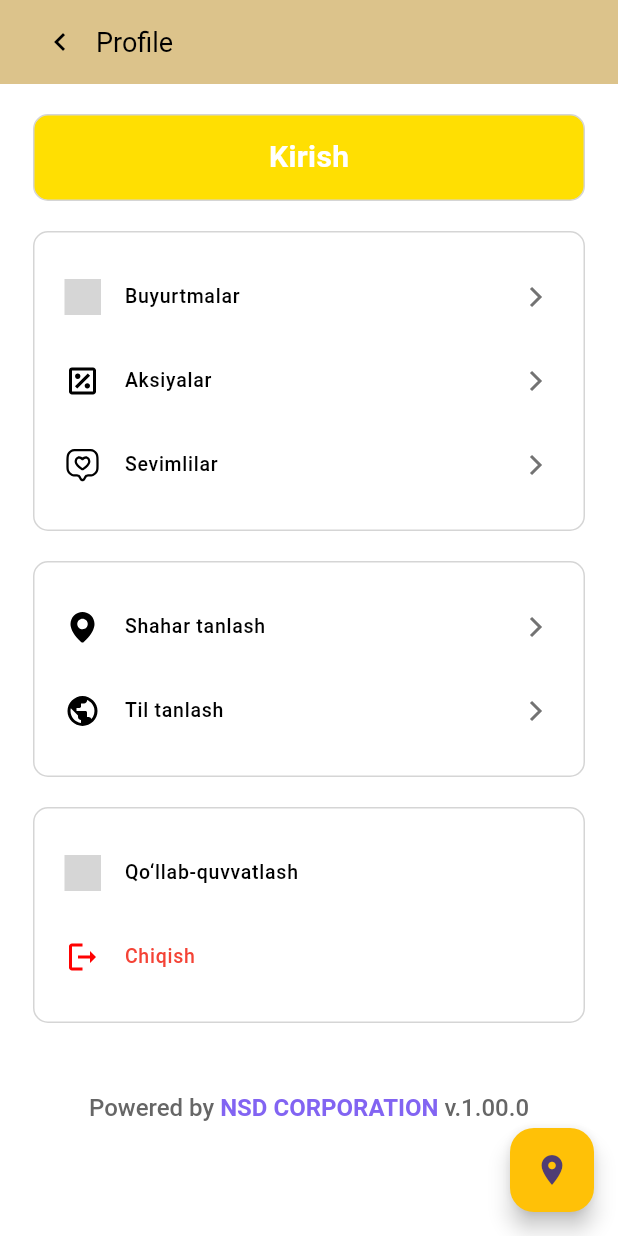
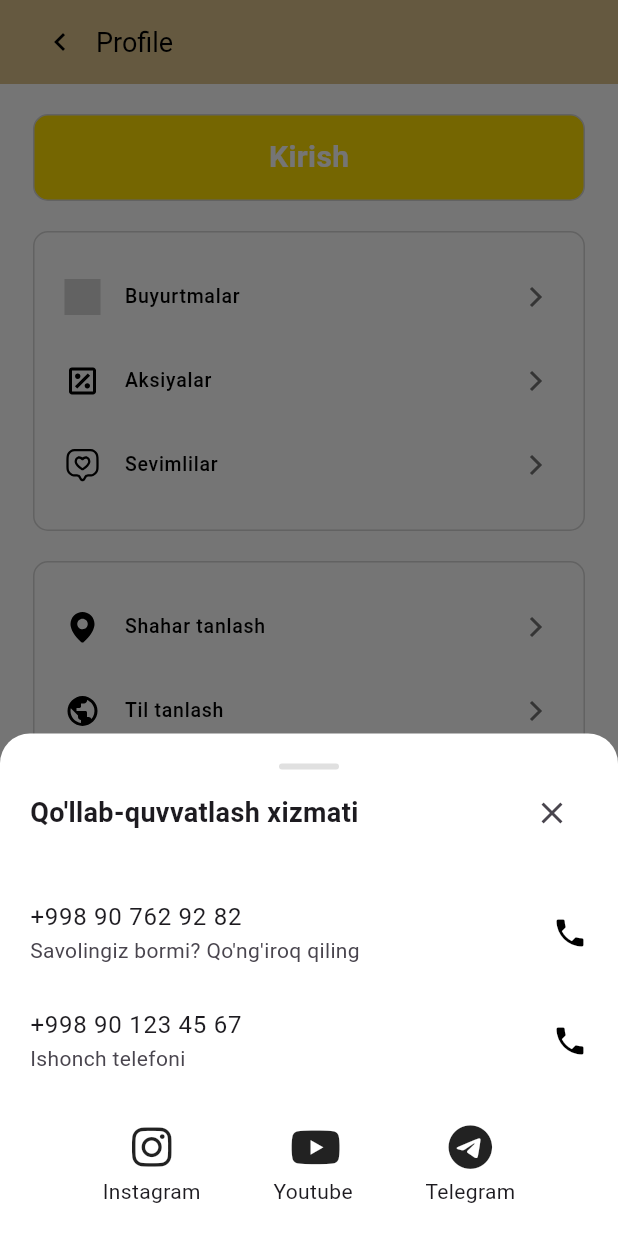
Before and after one commit to Muhammaddiyorbek/stroy_baza2, a Flutter app: the ProfilePage screen opened by its route, after a tap on "Qo‘llab-quvvatlash", on a phone screen of 412 x 824 dp. Run offline on Flutter 3.47's test engine with Material 3 defaults, Android fonts, the phone set to English and light mode, and no system bars; our stand-ins replace bloc, device_preview, equatable, flutter_bloc, flutter_carousel_widget, flutter_svg and 5 more; missing offline and left inert: yandex_mapkit; accounts and stored records are empty; generated files the repository leaves out were written again; project files that could hold a hidden picture were left out; grey boxes are pictures that could not be loaded.

Commit message:
qollab quvvatlash

```diff
--- a/lib/presentation/pages/bottonNavBarPages/profile_page.dart
+++ b/lib/presentation/pages/bottonNavBarPages/profile_page.dart
@@ -1,6 +1,8 @@
 import 'package:flutter/material.dart';
 import 'package:flutter_svg/flutter_svg.dart';
 import 'package:stroy_baza/presentation/pages/shop_list_screen.dart';
+import 'package:font_awesome_flutter/font_awesome_flutter.dart';
+import 'package:url_launcher/url_launcher.dart';
 
 class ProfilePage extends StatefulWidget {
   const ProfilePage({super.key});
@@ -74,7 +76,7 @@ class _ProfilePageState extends State<ProfilePage> {
             _buildCard([
               _buildMenuItem(
                   "assets/profile_icons/support.svg", "Qo‘llab-quvvatlash",
-                  hideArrow: true),
+                  hideArrow: true, onTap: _showSupportModal),
               _buildMenuItem("assets/profile_icons/exit.svg", "Chiqish",
                   isRed: true, hideArrow: true),
             ]),
@@ -115,10 +117,106 @@ class _ProfilePageState extends State<ProfilePage> {
     );
   }
 
+  void _showSupportModal() {
+    showModalBottomSheet(
+      context: context,
+      isScrollControlled: true,
+      backgroundColor: Colors.white,
+      shape: const RoundedRectangleBorder(
+        borderRadius: BorderRadius.vertical(top: Radius.circular(20)),
+      ),
+      builder: (context) => Container(
+        padding: const EdgeInsets.all(20),
+        child: Column(
+          mainAxisSize: MainAxisSize.min,
+          children: [
+            Center(
+              child: Container(
+                width: 40,
+                height: 4,
+                decoration: BoxDecoration(
+                  color: Colors.grey[300],
+                  borderRadius: BorderRadius.circular(2),
+                ),
+              ),
+            ),
+            const SizedBox(height: 5),
+            Row(
+              mainAxisAlignment: MainAxisAlignment.spaceBetween,
+              children: [
+                const Text(
+                  "Qo'llab-quvvatlash xizmati",
+                  style: TextStyle(
+                    fontSize: 18,
+                    fontWeight: FontWeight.w600,
+                  ),
+                ),
+                IconButton(
+                  padding: EdgeInsets.zero,
+                  icon: const Icon(Icons.close),
+                  onPressed: () => Navigator.pop(context),
+                ),
+              ],
+            ),
+            const SizedBox(height: 20),
+            ListTile(
+              contentPadding: EdgeInsets.zero,
+              title: const Text("+998 90 762 92 82"),
+              subtitle: const Text("Savolingiz bormi? Qo'ng'iroq qiling"),
+              trailing: const Icon(Icons.phone, color: Colors.black),
+              onTap: () => launchUrl(Uri.parse('tel:+998907629282')),
+            ),
+            ListTile(
+              contentPadding: EdgeInsets.zero,
+              title: const Text("+998 90 123 45 67"),
+              subtitle: const Text("Ishonch telefoni"),
+              trailing: const Icon(Icons.phone, color: Colors.black),
+              onTap: () => launchUrl(Uri.parse('tel:+998901234567')),
+            ),
+            const SizedBox(height: 20),
+            Row(
+              mainAxisAlignment: MainAxisAlignment.spaceEvenly,
+              children: [
+                _buildSocialButton('Instagram', FontAwesomeIcons.instagram),
+                _buildSocialButton('Youtube', FontAwesomeIcons.youtube),
+                _buildSocialButton('Telegram', FontAwesomeIcons.telegram),
+              ],
+            ),
+          ],
+        ),
+      ),
+    );
+  }
+
+  Widget _buildSocialButton(String label, IconData icon) {
+    return InkWell(
+      onTap: () {
+        switch (label) {
+          case 'Instagram':
+            launchUrl(Uri.parse('https://instagram.com/stroybaza'));
+            break;
+          case 'Youtube':
+            launchUrl(Uri.parse('https://youtube.com/@stroybaza'));
+            break;
+          case 'Telegram':
+            launchUrl(Uri.parse('https://t.me/stroybaza'));
+            break;
+        }
+      },
+      child: Column(
+        children: [
+          Icon(icon, size: 30),
+          const SizedBox(height: 4),
+          Text(label),
+        ],
+      ),
+    );
+  }
+
   /// Item builder function
   /// Item builder function
   Widget _buildMenuItem(String svgIcon, String title,
-      {bool isRed = false, bool hideArrow = false}) {
+      {bool isRed = false, bool hideArrow = false, Function? onTap}) {
     return ListTile(
       leading: SvgPicture.asset(svgIcon, width: 24, height: 24),
       title: Text(
@@ -137,8 +235,7 @@ class _ProfilePageState extends State<ProfilePage> {
               height: 24,
             ),
       contentPadding: EdgeInsets.zero,
-      // o'chirmaslik kerak shuni
-      onTap: () {},
+      onTap: onTap != null ? () => onTap() : null,
     );
   }
 
```
Also changed, not shown: pubspec.lock.
